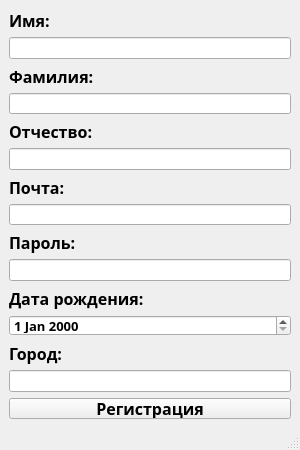
Before: the Qt Designer form reg.ui in GhostOverdrive/SocialWeb-project-on-Python, drawn with Qt 5.
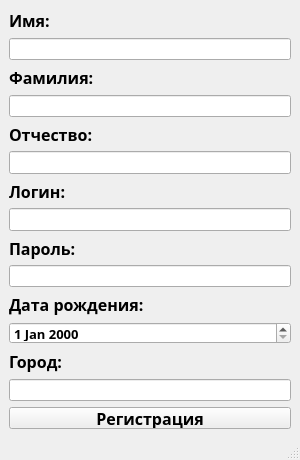
After: the same form once the commit is applied.

Patch:
```diff
--- a/reg.ui
+++ b/reg.ui
@@ -7,19 +7,19 @@
     <x>0</x>
     <y>0</y>
     <width>300</width>
-    <height>450</height>
+    <height>460</height>
    </rect>
   </property>
   <property name="minimumSize">
    <size>
     <width>300</width>
-    <height>450</height>
+    <height>460</height>
    </size>
   </property>
   <property name="maximumSize">
    <size>
     <width>300</width>
-    <height>455</height>
+    <height>460</height>
    </size>
   </property>
   <property name="windowTitle">
@@ -124,7 +124,7 @@
          </font>
         </property>
         <property name="text">
-         <string>Почта:</string>
+         <string>Логин:</string>
         </property>
        </widget>
       </item>
```
Left out of the diff: 7 changed lines with no effect on the pictures.
